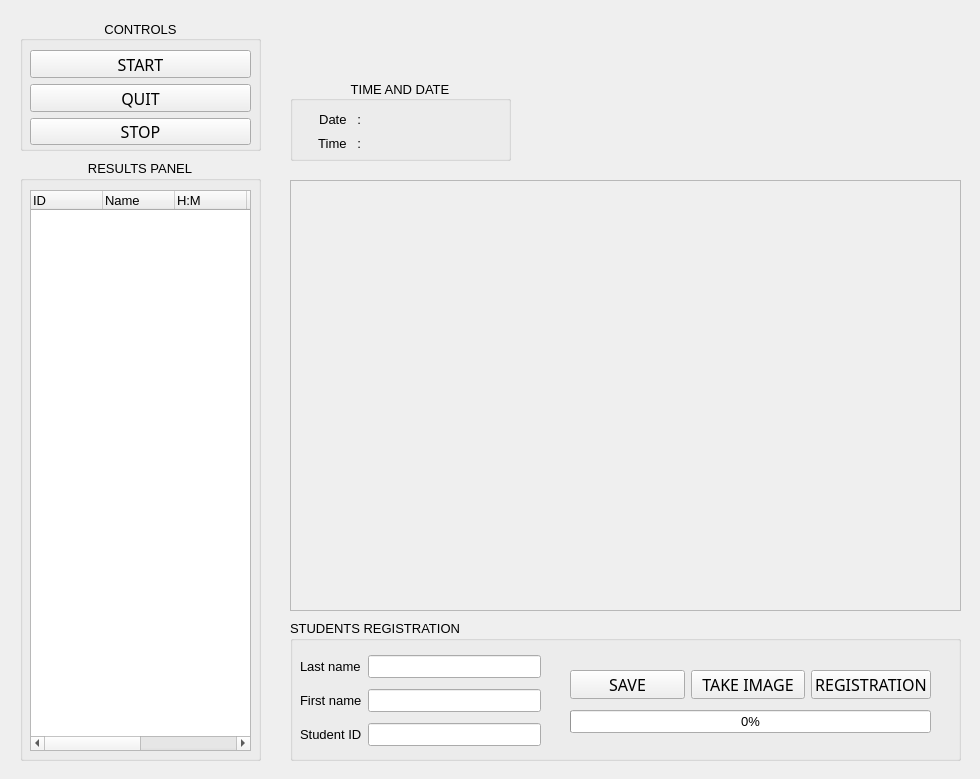
First picture: the form in gui.ui, repository yosagaf/attendance-system-upec, before the edit.
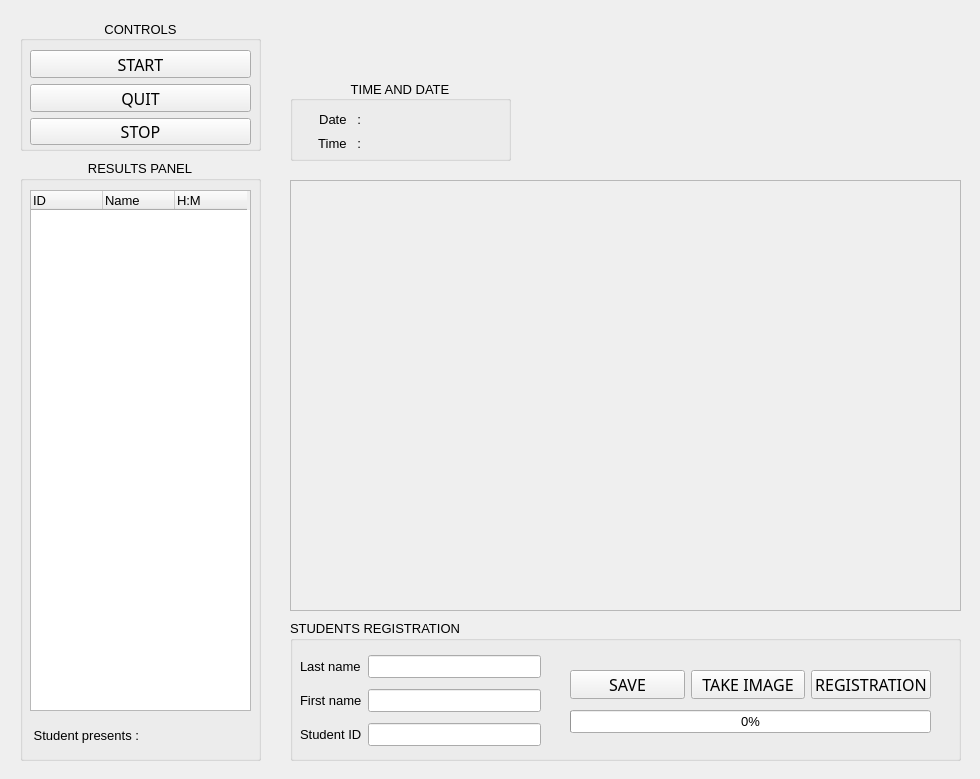
Second picture: the form after the edit. Icons and pictures are not drawn.

Commit message: add number of student label

What changed in the file:
```diff
--- a/gui.ui
+++ b/gui.ui
@@ -157,7 +157,7 @@
        <x>10</x>
        <y>30</y>
        <width>221</width>
-       <height>561</height>
+       <height>521</height>
       </rect>
      </property>
      <property name="sizePolicy">
@@ -196,7 +196,7 @@
       <number>25</number>
      </property>
      <property name="columnCount">
-      <number>6</number>
+      <number>3</number>
      </property>
      <attribute name="horizontalHeaderVisible">
       <bool>true</bool>
@@ -286,19 +286,25 @@
        <set>AlignLeading|AlignVCenter</set>
       </property>
      </column>
-     <column/>
-     <column/>
-     <column/>
-     <item row="0" column="3">
-      <property name="text">
-       <string/>
-      </property>
-      <property name="font">
-       <font>
-        <pointsize>9</pointsize>
-       </font>
-      </property>
-     </item>
+    </widget>
+    <widget class="QWidget" name="horizontalLayoutWidget_2">
+     <property name="geometry">
+      <rect>
+       <x>10</x>
+       <y>560</y>
+       <width>221</width>
+       <height>31</height>
+      </rect>
+     </property>
+     <layout class="QHBoxLayout" name="horizontalLayout_2">
+      <item>
+       <widget class="QLabel" name="label_number_student">
+        <property name="text">
+         <string> Student presents : </string>
+        </property>
+       </widget>
+      </item>
+     </layout>
     </widget>
    </widget>
    <widget class="QGroupBox" name="groupBox">
```
The commit also changes 3 other files.
